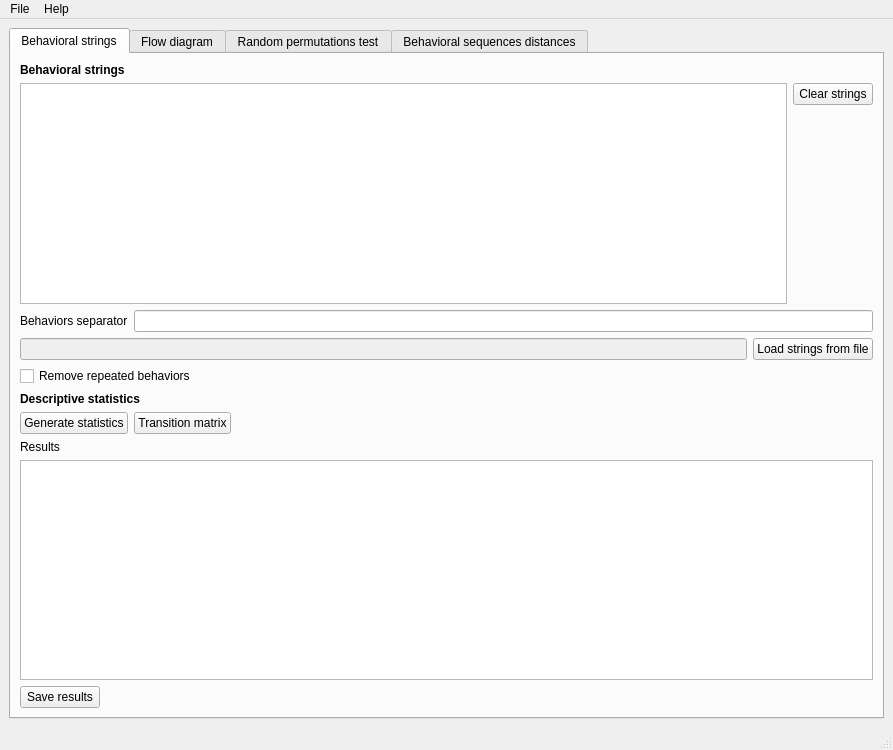
Before: the Qt Designer form src/behatrix.ui in olivierfriard/behatrix, drawn with Qt 5.
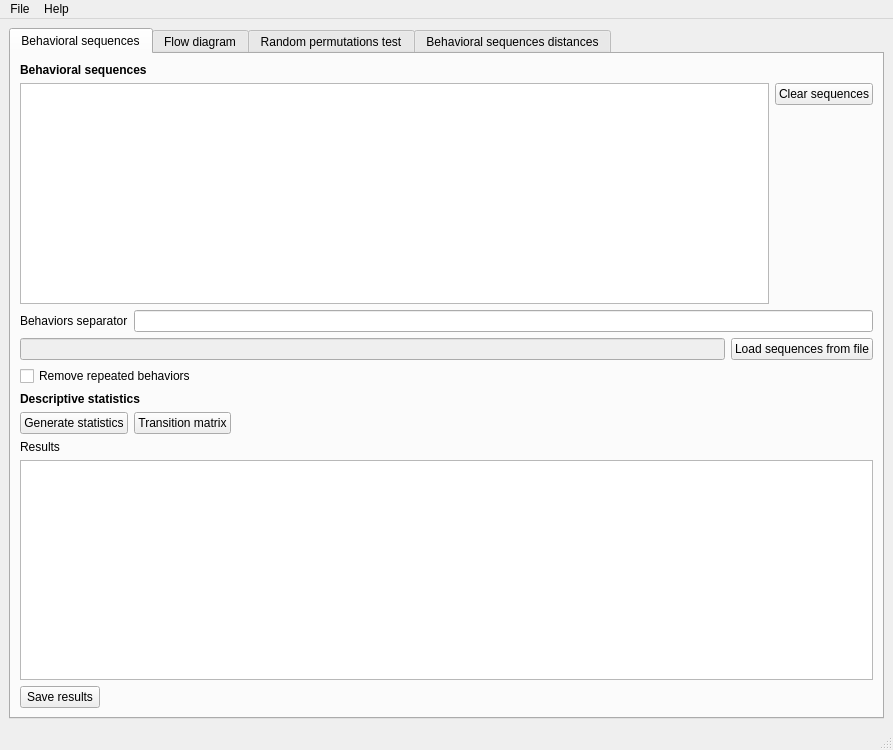
After: the same form once the commit is applied. The open tabs and pages were chosen to show the change.

Commit message: add number of sequences, work on SVG rendering

Patch:
```diff
--- a/src/behatrix.ui
+++ b/src/behatrix.ui
@@ -22,13 +22,13 @@
       </property>
       <widget class="QWidget" name="tab_strings">
        <attribute name="title">
-        <string>Behavioral strings</string>
+        <string>Behavioral sequences</string>
        </attribute>
        <layout class="QVBoxLayout" name="verticalLayout_7">
         <item>
          <widget class="QLabel" name="label_2">
           <property name="text">
-           <string>&lt;b&gt;Behavioral strings&lt;/b&gt;</string>
+           <string>&lt;b&gt;Behavioral sequences&lt;/b&gt;</string>
           </property>
          </widget>
         </item>
@@ -48,7 +48,7 @@
             <item>
              <widget class="QPushButton" name="pb_clear_behavioral_strings">
               <property name="text">
-               <string>Clear strings</string>
+               <string>Clear sequences</string>
               </property>
              </widget>
             </item>
@@ -101,7 +101,7 @@
           <item>
            <widget class="QPushButton" name="pb_select_behav_strings_file">
             <property name="text">
-             <string>Load strings from file</string>
+             <string>Load sequences from file</string>
             </property>
            </widget>
           </item>
```
Left out of the diff: 2 changed lines with no effect on the pictures. The commit also changes 4 other files.
